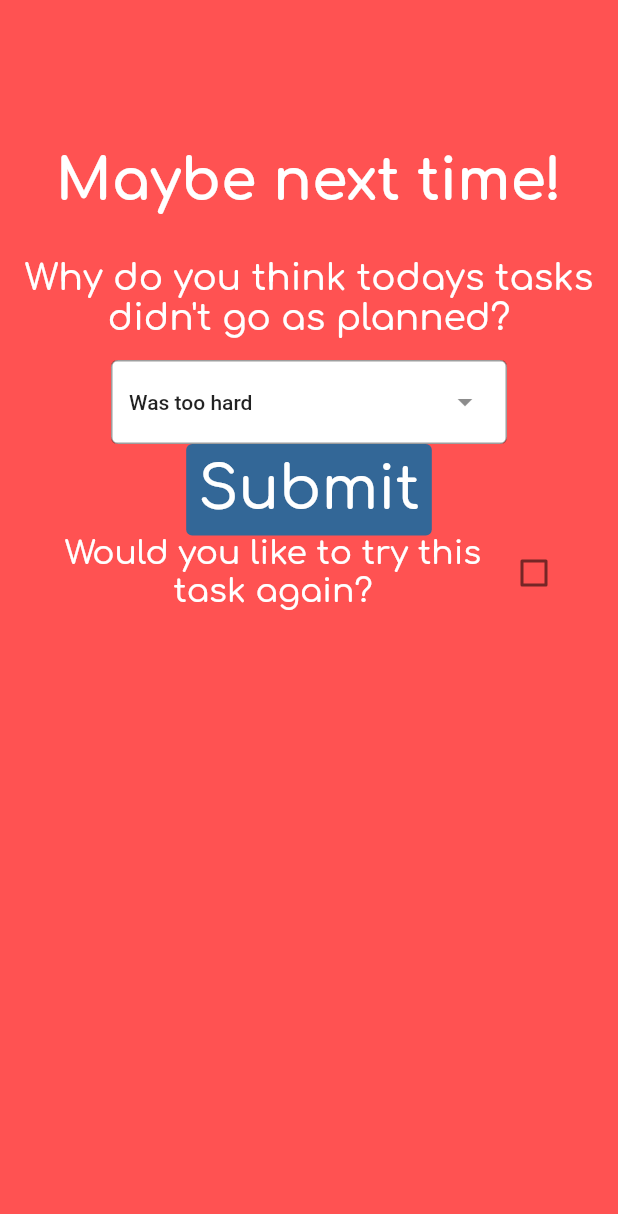
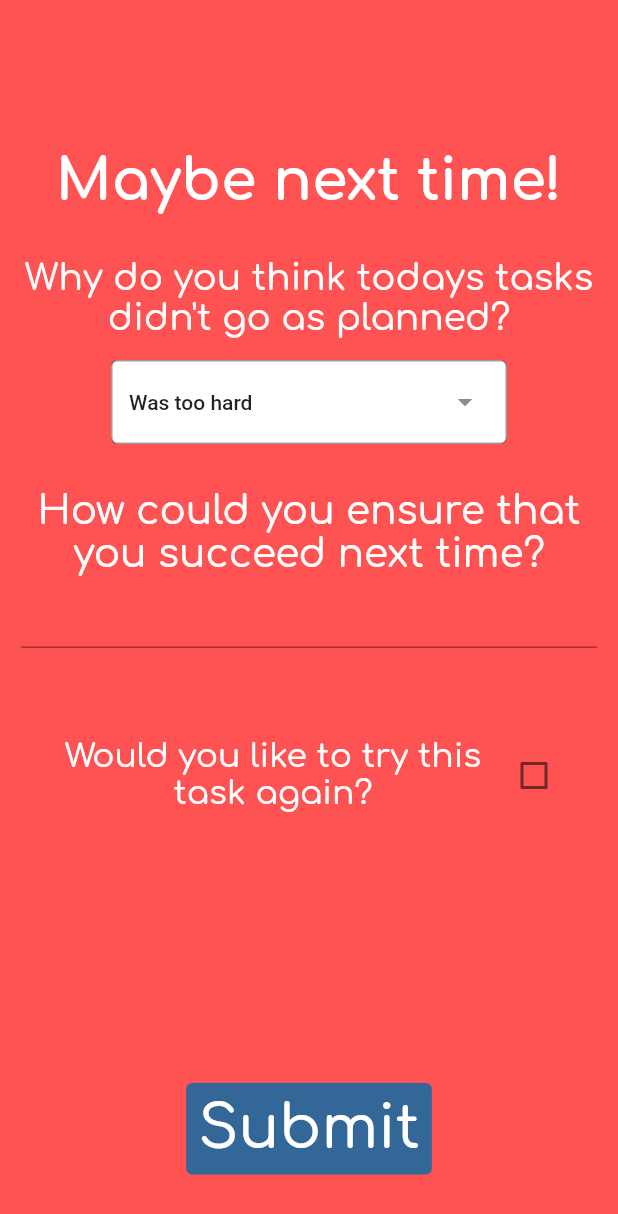
Before and after one commit to temevh/outhere, a Flutter app: the screen it shows after launch, after a tap on "Not yet...", on a phone screen of 412 x 824 dp. Shown: the top 1214 px of the screen. Run offline on Flutter 3.47's test engine with Material 2 defaults, Android fonts, the phone set to English and light mode, and no system bars; our stand-ins replace google_fonts.

Commit message:
added all fields to failureView, logic needs some fixing

```diff
--- a/lib/widgets/reviewView/failure_forms.dart
+++ b/lib/widgets/reviewView/failure_forms.dart
@@ -18,10 +18,9 @@ List<String> list = <String>[
 ];
 
 class _FailureFormState extends State<FailureForm> {
-  final String _selectedReason = "";
-  final String _writtenPart = "";
-  bool _likedTask = false;
-
+  String _selectedReason = ""; // Initialize here
+  String _writtenPart = ""; // Initialize here
+  bool _retryTask = false; // Initialize here
   @override
   Widget build(BuildContext context) {
     final formKey = GlobalKey<FormState>();
@@ -47,23 +46,34 @@ class _FailureFormState extends State<FailureForm> {
                   ),
                 ),
                 const SizedBox(height: 14),
-                const ReasonDropDown(),
-                TextButton(
-                  onPressed: () {
-                    Navigator.pop(context);
+                ReasonDropDown(
+                  onReasonSelected: (value) {
+                    setState(() {
+                      _selectedReason = value;
+                    });
                   },
-                  style: ElevatedButton.styleFrom(
-                      backgroundColor: const Color.fromARGB(255, 51, 103, 151)),
-                  child: Text(
-                    "Submit",
-                    style: GoogleFonts.comfortaa(
-                      textStyle: Theme.of(context).textTheme.displayLarge,
-                      fontSize: 40,
-                      fontWeight: FontWeight.w500,
-                      color: Colors.white,
-                    ),
+                ),
+                const SizedBox(height: 30),
+                Text(
+                  "How could you ensure that you succeed next time?",
+                  textAlign: TextAlign.center,
+                  style: GoogleFonts.comfortaa(
+                    textStyle: Theme.of(context).textTheme.displayLarge,
+                    fontSize: 26,
+                    fontWeight: FontWeight.w500,
+                    color: Colors.white,
                   ),
                 ),
+                TextFormField(
+                  controller: firstNameController,
+                  keyboardType: TextInputType.name,
+                  onSaved: (value) {
+                    firstNameController.text = value!;
+                  },
+                  textInputAction: TextInputAction.done,
+                  style: const TextStyle(color: Colors.white),
+                ),
+                const SizedBox(height: 60),
                 Row(
                   mainAxisAlignment: MainAxisAlignment.center,
                   children: [
@@ -81,14 +91,34 @@ class _FailureFormState extends State<FailureForm> {
                       ),
                     ),
                     Checkbox(
-                      value: _likedTask,
+                      value: _retryTask,
                       onChanged: (bool? value) {
                         setState(() {
-                          _likedTask = value ?? false;
+                          _retryTask = value ?? false;
                         });
                       },
                     ),
                   ],
+                ),
+                const SizedBox(height: 180),
+                TextButton(
+                  onPressed: () {
+                    Navigator.pop(context);
+                    print(_selectedReason);
+                    _writtenPart = firstNameController.text;
+                    print(_retryTask);
+                  },
+                  style: ElevatedButton.styleFrom(
+                      backgroundColor: const Color.fromARGB(255, 51, 103, 151)),
+                  child: Text(
+                    "Submit",
+                    style: GoogleFonts.comfortaa(
+                      textStyle: Theme.of(context).textTheme.displayLarge,
+                      fontSize: 40,
+                      fontWeight: FontWeight.w500,
+                      color: Colors.white,
+                    ),
+                  ),
                 ),
               ],
             ),
@@ -100,7 +130,12 @@ class _FailureFormState extends State<FailureForm> {
 }
 
 class ReasonDropDown extends StatefulWidget {
-  const ReasonDropDown({super.key});
+  final ValueChanged<String> onReasonSelected;
+
+  const ReasonDropDown({
+    Key? key,
+    required this.onReasonSelected,
+  }) : super(key: key);
 
   @override
   State<ReasonDropDown> createState() => _ReasonDropDownState();
@@ -121,6 +156,7 @@ class _ReasonDropDownState extends State<ReasonDropDown> {
         onSelected: (String? value) {
           setState(() {
             dropdownValue = value!;
+            widget.onReasonSelected(value!);
           });
         },
         dropdownMenuEntries:
--- a/lib/widgets/reviewView/review_view.dart
+++ b/lib/widgets/reviewView/review_view.dart
@@ -44,7 +44,6 @@ class _ReviewViewState extends State<ReviewView> {
               color: Colors.white,
             ),
           ),
-          //const ReviewForms(),
           widget.success ? const SuccessForm() : const FailureForm(),
         ]),
       ),
```
